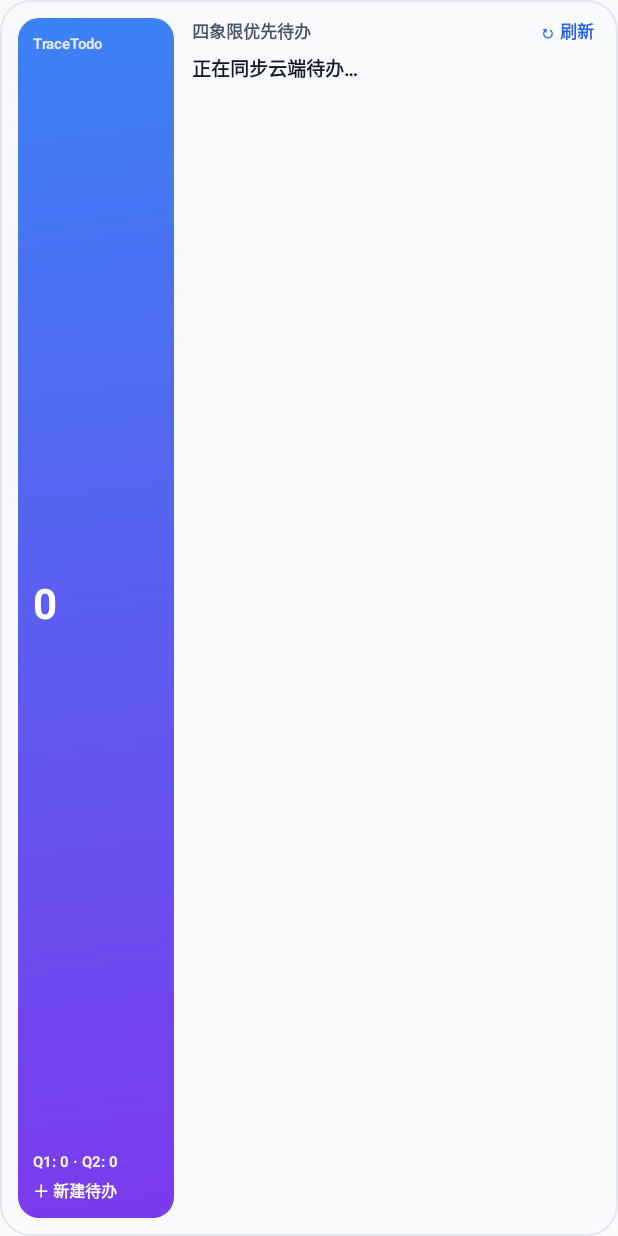
After one commit to 9leaa/TraceTodo, an Android app: the layout widget_todo.xml on its own in the app's theme, with its tools: preview values and no code run, on a phone screen of 412 x 824 dp. The commit adds this screen. Run offline under Robolectric (Android 15) with nearby library versions, the phone set to English and light mode, and no system bars.

Commit message:
fix(widgets): fix blank desktop/home-screen widgets across iOS, macOS, and Android (v1.4.3)

```diff
--- a/android-app/app/build.gradle
+++ b/android-app/app/build.gradle
@@ -10,8 +10,8 @@ android {
         applicationId "com.tracememory.tracetodo"
         minSdk 24
         targetSdk 34
-        versionCode 6
-        versionName "1.4.2"
+        versionCode 7
+        versionName "1.4.3"
     }
 
     buildTypes {
--- /dev/null
+++ b/android-app/app/src/main/res/drawable/widget_card_bg.xml
@@ -0,0 +1,9 @@
+<?xml version="1.0" encoding="utf-8"?>
+<shape xmlns:android="http://schemas.android.com/apk/res/android"
+    android:shape="rectangle">
+    <solid android:color="#F8FAFC" />
+    <corners android:radius="20dp" />
+    <stroke
+        android:width="1dp"
+        android:color="#E2E8F0" />
+</shape>
--- /dev/null
+++ b/android-app/app/src/main/res/drawable/widget_left_grad.xml
@@ -0,0 +1,10 @@
+<?xml version="1.0" encoding="utf-8"?>
+<shape xmlns:android="http://schemas.android.com/apk/res/android"
+    android:shape="rectangle">
+    <gradient
+        android:angle="315"
+        android:startColor="#3B82F6"
+        android:endColor="#7C3AED"
+        android:type="linear" />
+    <corners android:radius="14dp" />
+</shape>
--- /dev/null
+++ b/android-app/app/src/main/res/layout/widget_todo.xml
@@ -0,0 +1,128 @@
+<?xml version="1.0" encoding="utf-8"?>
+<LinearLayout xmlns:android="http://schemas.android.com/apk/res/android"
+    android:id="@+id/widget_root"
+    android:layout_width="match_parent"
+    android:layout_height="match_parent"
+    android:background="@drawable/widget_card_bg"
+    android:orientation="horizontal"
+    android:padding="12dp">
+
+    <LinearLayout
+        android:id="@+id/widget_left_box"
+        android:layout_width="104dp"
+        android:layout_height="match_parent"
+        android:background="@drawable/widget_left_grad"
+        android:orientation="vertical"
+        android:padding="10dp">
+
+        <TextView
+            android:layout_width="wrap_content"
+            android:layout_height="wrap_content"
+            android:text="TraceTodo"
+            android:textColor="#E0E7FF"
+            android:textSize="10sp"
+            android:textStyle="bold" />
+
+        <TextView
+            android:id="@+id/widget_total_count"
+            android:layout_width="wrap_content"
+            android:layout_height="0dp"
+            android:layout_weight="1"
+            android:gravity="center_vertical"
+            android:text="0"
+            android:textColor="#FFFFFF"
+            android:textSize="28sp"
+            android:textStyle="bold" />
+
+        <TextView
+            android:id="@+id/widget_q_summary"
+            android:layout_width="wrap_content"
+            android:layout_height="wrap_content"
+            android:text="Q1: 0 · Q2: 0"
+            android:textColor="#F1F5F9"
+            android:textSize="10sp"
+            android:textStyle="bold" />
+
+        <TextView
+            android:id="@+id/widget_add_btn"
+            android:layout_width="wrap_content"
+            android:layout_height="wrap_content"
+            android:layout_marginTop="4dp"
+            android:text="＋ 新建待办"
+            android:textColor="#FFFFFF"
+            android:textSize="10.5sp"
+            android:textStyle="bold" />
+    </LinearLayout>
+
+    <LinearLayout
+        android:layout_width="0dp"
+        android:layout_height="match_parent"
+        android:layout_marginStart="12dp"
+        android:layout_weight="1"
+        android:orientation="vertical">
+
+        <LinearLayout
+            android:layout_width="match_parent"
+            android:layout_height="wrap_content"
+            android:gravity="center_vertical"
+            android:orientation="horizontal">
+
+            <TextView
+                android:id="@+id/widget_header_title"
+                android:layout_width="0dp"
+                android:layout_height="wrap_content"
+                android:layout_weight="1"
+                android:text="四象限优先待办"
+                android:textColor="#475569"
+                android:textSize="11.5sp"
+                android:textStyle="bold" />
+
+            <TextView
+                android:id="@+id/widget_refresh_btn"
+                android:layout_width="wrap_content"
+                android:layout_height="wrap_content"
+                android:paddingStart="8dp"
+                android:paddingEnd="4dp"
+                android:text="↻ 刷新"
+                android:textColor="#2563EB"
+                android:textSize="11sp"
+                android:textStyle="bold" />
+        </LinearLayout>
+
+        <TextView
+            android:id="@+id/widget_task_1"
+            android:layout_width="match_parent"
+            android:layout_height="wrap_content"
+            android:layout_marginTop="6dp"
+            android:ellipsize="end"
+            android:maxLines="1"
+            android:text="正在同步云端待办…"
+            android:textColor="#0F172A"
+            android:textSize="12.5sp"
+            android:textStyle="bold" />
+
+        <TextView
+            android:id="@+id/widget_task_2"
+            android:layout_width="match_parent"
+            android:layout_height="wrap_content"
+            android:layout_marginTop="5dp"
+            android:ellipsize="end"
+            android:maxLines="1"
+            android:text=""
+            android:textColor="#334155"
+            android:textSize="12sp"
+            android:visibility="gone" />
+
+        <TextView
+            android:id="@+id/widget_task_3"
+            android:layout_width="match_parent"
+            android:layout_height="wrap_content"
+            android:layout_marginTop="5dp"
+            android:ellipsize="end"
+            android:maxLines="1"
+            android:text=""
+            android:textColor="#334155"
+            android:textSize="12sp"
+            android:visibility="gone" />
+    </LinearLayout>
+</LinearLayout>
--- a/android-app/app/src/main/res/values/strings.xml
+++ b/android-app/app/src/main/res/values/strings.xml
@@ -14,5 +14,7 @@
     <string name="sc_ask_long">💬 随手问记忆大脑</string>
     <string name="sc_auth_short">账号登录</string>
     <string name="sc_auth_long">🔐 登录或切换云端账号</string>
+    <string name="widget_label">TraceTodo 四象限待办</string>
+    <string name="widget_desc">在手机桌面实时展示今日四象限优先待办，支持一键刷新与新建</string>
     <color name="ic_launcher_background">#0F172A</color>
 </resources>
```
Also changed, not shown: android-app/app/src/main/AndroidManifest.xml (+13 -0 lines), android-app/app/src/main/java/com/tracememory/tracetodo/MainActivity.java (+30 -1 lines), android-app/app/src/main/java/com/tracememory/tracetodo/TodoWidgetProvider.java (added, +230 -0 lines), android-app/app/src/main/res/xml/todo_widget_info.xml (added, +10 -0 lines), 9 other files.
